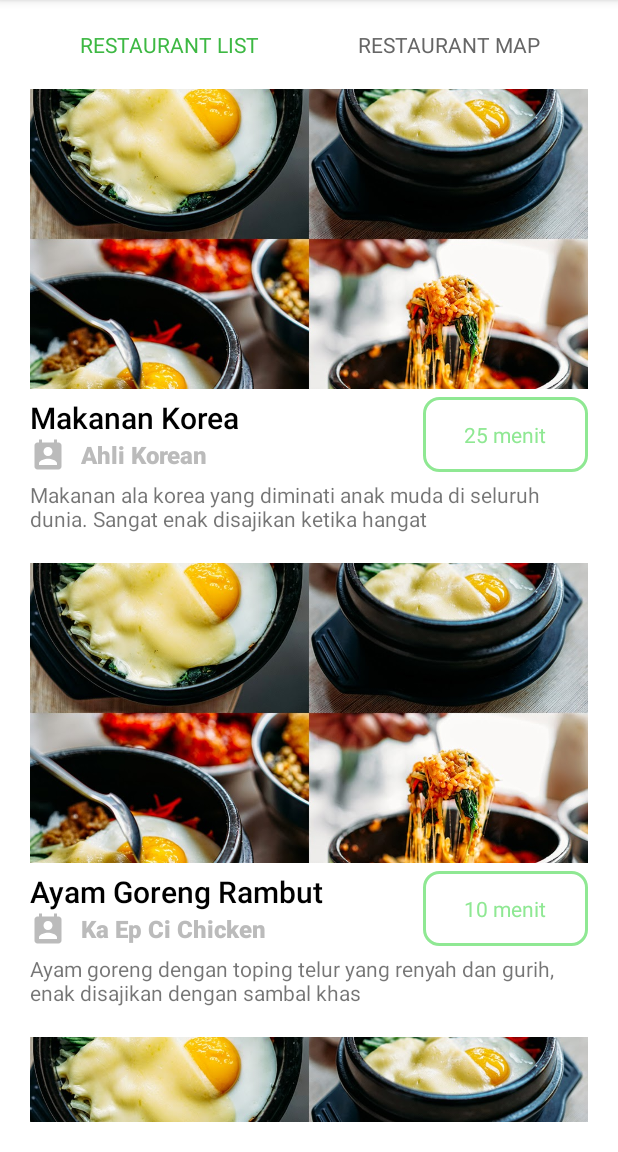
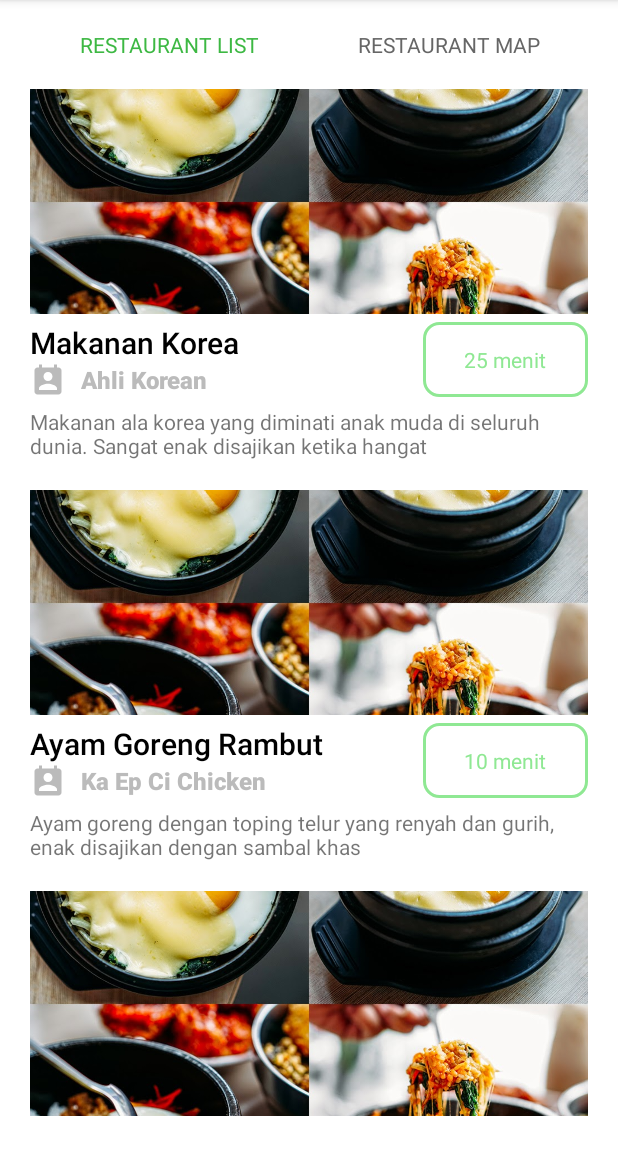
Before and after one commit to kaqfa/pelatihan_dncc, an Android app: the FoodGridActivity screen opened directly, with no data from a screen before it, on a phone screen of 412 x 824 dp, the part 84-1236 px from its top. Run offline under Robolectric (Android 15) with nearby library versions, the phone set to English and light mode, and no system bars; our stand-ins replace Picasso.

Commit message:
perubahan dalam pelatihan

```diff
--- a/app/src/main/java/info/fahri/pelatihandncc/FoodDetailActivity.kt
+++ b/app/src/main/java/info/fahri/pelatihandncc/FoodDetailActivity.kt
@@ -26,9 +26,9 @@ class FoodDetailActivity : AppCompatActivity() {
         txtDetailUser.text = food.user
         txtDetailDesc.text = food.desc
 
-        Picasso.get().load("https://backpanel.kemlu.go.id/PublishingImages/CC%20sate%20ayam%20madura/SM1.JPG")
-            .placeholder(R.drawable.sop_daging)
-            .error(R.drawable.hot_plate)
+        Picasso.get().load(food.image)
+            .placeholder(R.drawable.sop_daging)// bisa diganti dengan gambar no-image
+            .error(R.drawable.hot_plate)// diganti dengan gambar image broken
             .into(imgDetailFood, object: Callback{
                 override fun onSuccess(){}
 
--- a/app/src/main/java/info/fahri/pelatihandncc/adapter/FoodAdapter.kt
+++ b/app/src/main/java/info/fahri/pelatihandncc/adapter/FoodAdapter.kt
@@ -1,6 +1,7 @@
 package info.fahri.pelatihandncc.adapter
 
 import android.content.Intent
+import android.util.Log
 import android.view.LayoutInflater
 import android.view.View
 import android.view.ViewGroup
@@ -9,9 +10,13 @@ import android.widget.TextView
 import androidx.constraintlayout.widget.ConstraintLayout
 import androidx.recyclerview.widget.RecyclerView
 import com.google.gson.annotations.SerializedName
+import com.squareup.picasso.Callback
+import com.squareup.picasso.Picasso
 import info.fahri.pelatihandncc.FoodDetailActivity
 import info.fahri.pelatihandncc.R
+import kotlinx.android.synthetic.main.activity_food_detail.*
 import java.io.Serializable
+import java.lang.Exception
 
 class FoodAdapter(val dataset: ArrayList<Food>): RecyclerView.Adapter<FoodAdapter.ViewHolder>() {
 
@@ -43,7 +48,18 @@ class FoodAdapter(val dataset: ArrayList<Food>): RecyclerView.Adapter<FoodAdapte
         holder.txtItemuser.text = dataset[position].user
         holder.txtItemTime.text = dataset[position].cookTime.toString()+" menit"
         holder.txtItemDesc.text = dataset[position].desc
-        holder.imgFood.setImageResource(R.drawable.hot_plate)
+//        holder.imgFood.setImageResource(R.drawable.sop_daging)
+
+        Picasso.get().load(dataset[position].image)
+                .placeholder(R.drawable.sop_daging)// bisa diganti dengan gambar no-image
+                .error(R.drawable.hot_plate)// diganti dengan gambar image broken
+                .into(holder.imgFood, object: Callback {
+                    override fun onSuccess(){}
+
+                    override fun onError(e: Exception?) {
+                        Log.e("Picasso", e.toString())
+                    }
+                })
 
         holder.layoutItem.setOnClickListener{
             val context = holder.itemView.context
--- a/app/src/main/res/drawable/custom_input.xml
+++ b/app/src/main/res/drawable/custom_input.xml
@@ -3,14 +3,14 @@
     <item android:state_enabled="true" android:state_focused="true">
         <shape android:shape="rectangle">
             <solid android:color="@color/white" />
-            <stroke android:color="#3D5AFE" android:width="2dp" />
+            <stroke android:color="@color/green_500" android:width="2dp" />
         </shape>
     </item>
 
     <item android:state_enabled="true" >
         <shape android:shape="rectangle">
-            <solid android:color="@color/white" />
-            <stroke android:color="#eee" android:width="2dp" />
+            <solid android:color="@color/grey_200" />
+            <stroke android:color="@color/grey_200" android:width="2dp" />
         </shape>
     </item>
 </selector>
--- a/app/src/main/res/drawable/rounded_corners.xml
+++ b/app/src/main/res/drawable/rounded_corners.xml
@@ -1,5 +1,5 @@
 <?xml version="1.0" encoding="utf-8"?>
 <shape xmlns:android="http://schemas.android.com/apk/res/android">
     <corners android:radius="24dp" />
-    <solid android:color="#0F0" />
+    <solid android:color="@color/green_500" />
 </shape>
--- a/app/src/main/res/layout/activity_front.xml
+++ b/app/src/main/res/layout/activity_front.xml
@@ -39,7 +39,8 @@
         android:text="Sign up"
         app:layout_constraintEnd_toEndOf="parent"
         app:layout_constraintStart_toStartOf="parent"
-        app:layout_constraintTop_toBottomOf="@+id/textView" />
+        app:layout_constraintTop_toBottomOf="@+id/textView"
+        />
 
     <Button
         android:id="@+id/btn_login"
--- a/app/src/main/res/layout/activity_login.xml
+++ b/app/src/main/res/layout/activity_login.xml
@@ -13,10 +13,9 @@
         android:layout_marginTop="60dp"
         android:hint="USERNAME"
         android:background="@drawable/custom_input"
-        android:backgroundTint="@color/grey_200"
         android:paddingStart="12dp"
         android:paddingEnd="12dp"
-        android:drawableStart="@drawable/ic_baseline_account_box"
+        android:drawableStart="@drawable/ic_local_movies"
         android:textAlignment="center"
         app:layout_constraintEnd_toEndOf="parent"
         app:layout_constraintStart_toStartOf="parent"
@@ -30,7 +29,6 @@
         android:inputType="textPassword"
         android:drawableStart="@drawable/ic_baseline_email"
         android:background="@drawable/custom_input"
-        android:backgroundTint="@color/grey_200"
         android:paddingStart="12dp"
         android:paddingEnd="12dp"
         android:textAlignment="center"
@@ -107,6 +105,7 @@
         android:layout_marginTop="10dp"
         android:background="@drawable/rounded_corners"
         android:text="Connect with twitter"
+        android:onClick="facebook"
         app:layout_constraintEnd_toEndOf="parent"
         app:layout_constraintStart_toStartOf="parent"
         app:layout_constraintTop_toBottomOf="@id/btnFacebook"/>
--- a/app/src/main/res/layout/item_food_grid.xml
+++ b/app/src/main/res/layout/item_food_grid.xml
@@ -10,7 +10,7 @@
     <ImageView
         android:id="@+id/imgItemFood"
         android:layout_width="0dp"
-        android:layout_height="200dp"
+        android:layout_height="150dp"
         android:scaleType="centerCrop"
         app:layout_constraintEnd_toEndOf="parent"
         app:layout_constraintStart_toStartOf="parent"
@@ -19,14 +19,16 @@
 
     <TextView
         android:id="@+id/txtItemFood"
-        android:layout_width="wrap_content"
+        android:layout_width="0dp"
         android:layout_height="wrap_content"
         android:layout_marginTop="5dp"
         android:fontFamily="sans-serif-medium"
         android:textColor="@color/black"
         android:textSize="20sp"
+        app:layout_constraintHorizontal_weight="1"
         app:layout_constraintStart_toStartOf="parent"
         app:layout_constraintTop_toBottomOf="@+id/imgItemFood"
+        app:layout_constraintEnd_toStartOf="@id/txtItemTime"
         tools:text="@sample/nama_makanan" />
 
     <TextView
@@ -46,6 +48,7 @@
     <TextView
         android:id="@+id/txtItemTime"
         android:layout_width="110dp"
+        app:layout_constraintHorizontal_weight="1"
         android:layout_height="50dp"
         android:layout_marginTop="5dp"
         app:layout_constraintEnd_toEndOf="parent"
@@ -63,5 +66,5 @@
         android:text="Deskripsi makanan yang dituliskan secara panjang lebar di sini, tapi tidak boleh terlalu panjang"
         app:layout_constraintEnd_toEndOf="parent"
         app:layout_constraintStart_toStartOf="parent"
-        app:layout_constraintTop_toBottomOf="@+id/txtItemTime" />
+        app:layout_constraintTop_toBottomOf="@+id/txtItemUser" />
 </androidx.constraintlayout.widget.ConstraintLayout>
--- a/app/src/main/res/raw/sample_data.json
+++ b/app/src/main/res/raw/sample_data.json
@@ -4,21 +4,21 @@
     "user": "Ahli Korean",
     "cooktime": 25,
     "desc": "Makanan ala korea yang diminati anak muda di seluruh dunia. Sangat enak disajikan ketika hangat",
-    "imageurl": "https://dinus.ac.id"
+    "imageurl": "https://backpanel.kemlu.go.id/PublishingImages/CC%20sate%20ayam%20madura/SM1.JPG"
   },
   {
     "name": "Ayam Goreng Rambut",
     "user": "Ka Ep Ci Chicken",
     "cooktime": 10,
     "desc": "Ayam goreng dengan toping telur yang renyah dan gurih, enak disajikan dengan sambal khas",
-    "imageurl": "https://dinus.ac.id"
+    "imageurl": "https://blogpictures.99.co/makanan-khas-indonesia-header.png"
   },
   {
     "name": "Mie Goreng Telur",
     "user": "Istana Mie",
     "cooktime": 15,
     "desc": "Mie goreng dambaan setiap anak muda, mudah dibuat dan tetap enak karena ditambah telur",
-    "imageurl": "https://dinus.ac.id"
+    "imageurl": "https://cdn.idntimes.com/content-images/post/20200929/120181674-191204059039796-2444371911129419281-n-fa8776034a2014198c5e559975feb6f5_600x400.jpg"
   },
   {
     "name": "Daging Steak Meleleh",
```
Also changed, not shown: app/build.gradle (+6 -4 lines), app/src/main/AndroidManifest.xml (+1 -8 lines), app/src/main/java/info/fahri/pelatihandncc/FrontActivity.kt (+18 -0 lines), app/src/main/java/info/fahri/pelatihandncc/LoginActivity.kt (+14 -0 lines), app/src/main/res/drawable/ic_local_movies.xml (added, +10 -0 lines), 1 other file.
